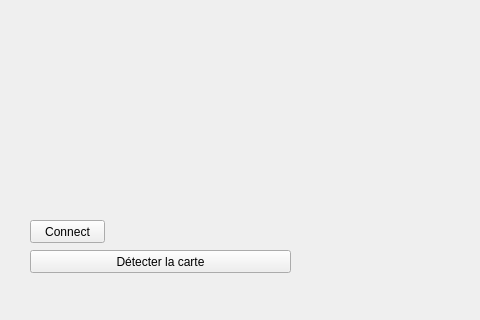
Before: the Qt Designer form mafenetre.ui in yacinecheikh/Wirelessed, drawn with Qt 5; both pictures show x 0 to 480 and y 280 to 600 of the 800 by 600 pixel window.
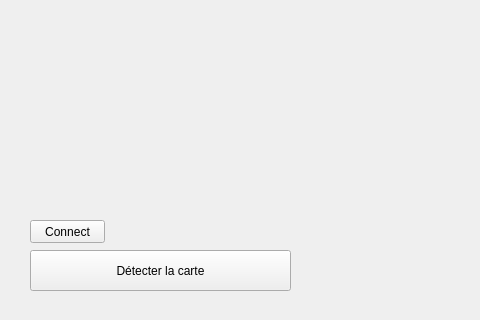
After: the same form once the commit is applied.

Commit message: refactor card reading code

The edit to the form file:
```diff
--- a/mafenetre.ui
+++ b/mafenetre.ui
@@ -238,7 +238,7 @@
      <x>30</x>
      <y>530</y>
      <width>261</width>
-     <height>23</height>
+     <height>41</height>
     </rect>
    </property>
    <property name="text">
```
The commit also changes 1 other file.
